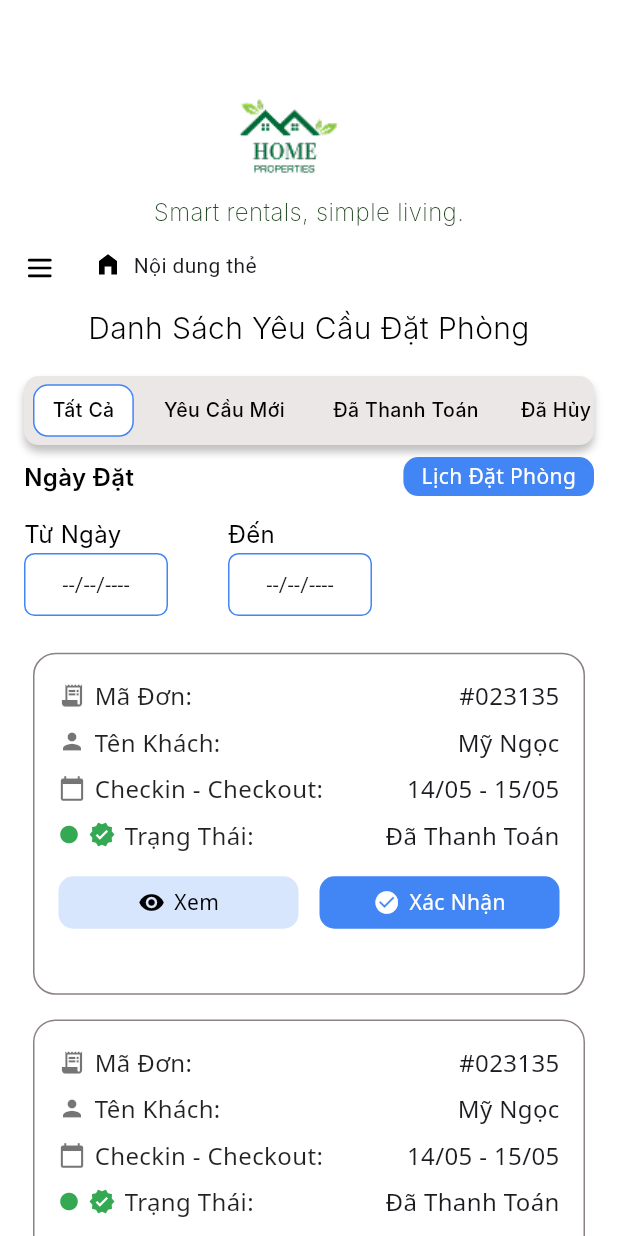
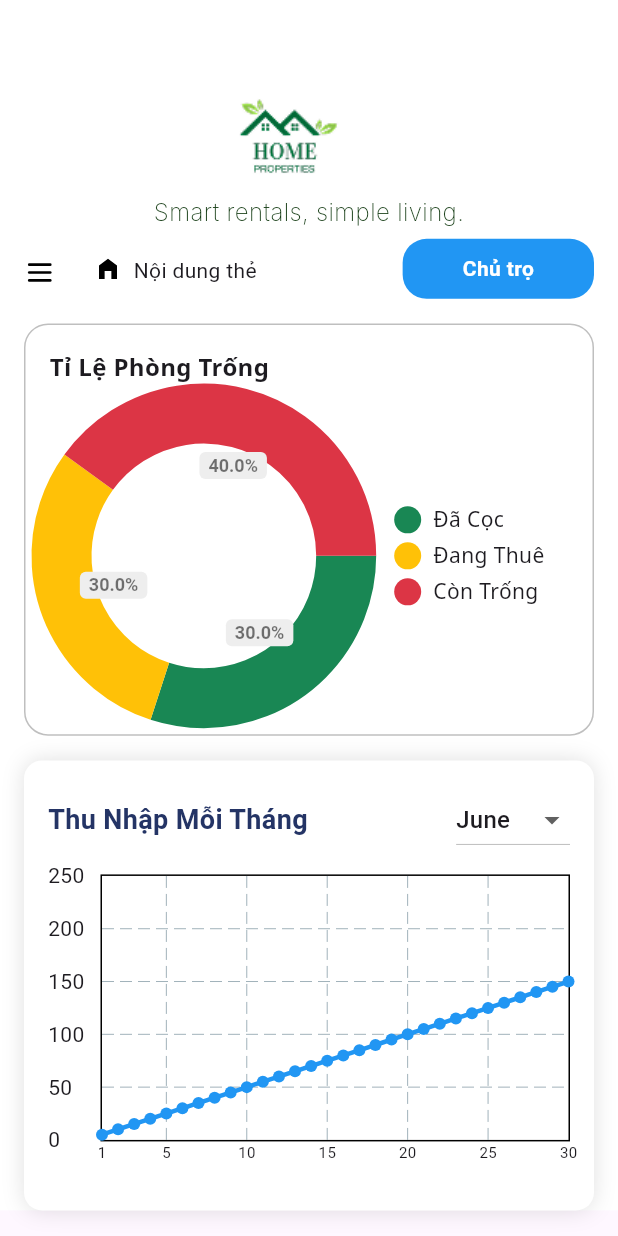
Before and after one commit to nho-moi-so/quan-ly-tim-kiem-phong-tro, a Flutter app: the screen it shows after launch, on a phone screen of 412 x 824 dp. Run offline on Flutter 3.47's test engine with Material 3 defaults, Android fonts, the phone set to English and light mode, and no system bars; drawn by our look-alikes of fl_chart, pie_chart; our stand-ins replace firebase_core, flutter_svg; accounts and stored records are empty; Roboto replaces fonts that are missing (Inter, Noto Sans).

Commit message:
almost done dashboard

```diff
--- /dev/null
+++ b/quan_ly_tim_kiem_phong_tro_fe/lib/features/owner/screens/dashboard_screen.dart
@@ -0,0 +1,55 @@
+import 'package:flutter/material.dart';
+
+import '../widgets/widgets.dart';
+
+class DashboardScreen extends StatelessWidget {
+  const DashboardScreen({super.key});
+
+  @override
+  Widget build(BuildContext context) {
+    final screenWidth = MediaQuery.of(context).size.width;
+    final screenHeight = MediaQuery.of(context).size.height;
+
+    return Scaffold(
+      body: SingleChildScrollView(
+        child: Container(
+          width: screenWidth,
+          padding: const EdgeInsets.symmetric(horizontal: 16),
+          color: Colors.white,
+          child: Column(
+            crossAxisAlignment: CrossAxisAlignment.start,
+            children: [
+              SizedBox(height: screenHeight * 0.05),
+              Center(child: LogoWidget()),
+                Row(
+                children: [
+                  const TagWithIconWidget(),
+                  const Spacer(),
+                  // Button "Chủ trọ"
+                  Container(
+                  padding: const EdgeInsets.symmetric(horizontal: 40, vertical: 10),
+                  decoration: BoxDecoration(
+                    color: Colors.blue,
+                    borderRadius: BorderRadius.circular(16),
+                  ),
+                  child: const Text(
+                    'Chủ trọ',
+                    style: TextStyle(
+                    color: Colors.white,
+                    fontWeight: FontWeight.bold,
+                    ),
+                  ),
+                  ),
+                ],
+                ),
+              SizedBox(height: screenHeight * 0.02),
+              RoomStatusRatioWidget(),
+              SizedBox(height: screenHeight * 0.02),
+              MonthlyIncomeChartWidget(),
+            ],
+          ),
+        ),
+      ),
+    );
+  }
+}
--- a/quan_ly_tim_kiem_phong_tro_fe/lib/features/owner/screens/screens.dart
+++ b/quan_ly_tim_kiem_phong_tro_fe/lib/features/owner/screens/screens.dart
@@ -5,3 +5,9 @@ export 'manager_apartment/detail_apartment_screen.dart';
 //booking request
 export 'manager_booking_request/booking_request_screens.dart';
 export 'manager_booking_request/schedule_screen.dart';
+
+//post
+export 'manager_post/post_screen.dart';
+
+//dashboard
+export 'dashboard_screen.dart';
--- /dev/null
+++ b/quan_ly_tim_kiem_phong_tro_fe/lib/features/owner/widgets/monthly_income_chart_widget.dart
@@ -0,0 +1,117 @@
+import 'package:flutter/material.dart';
+import 'package:fl_chart/fl_chart.dart';
+
+class MonthlyIncomeChartWidget extends StatefulWidget {
+  const MonthlyIncomeChartWidget({super.key});
+
+  @override
+  State<MonthlyIncomeChartWidget> createState() => _MonthlyIncomeChartState();
+}
+
+class _MonthlyIncomeChartState extends State<MonthlyIncomeChartWidget> {
+  String selectedMonth = 'June';
+
+  final List<String> months = ['June', 'July', 'August'];
+
+  final Map<String, List<double>> incomeData = {
+    'June': List.generate(30, (index) => (index + 1) * 5.0),
+    'July': List.generate(30, (index) => 150 - index * 2.0),
+    'August': List.generate(30, (index) => (index % 2 == 0 ? 100 : 50)),
+  };
+
+  @override
+  Widget build(BuildContext context) {
+    final List<double> dailyIncome = incomeData[selectedMonth]!;
+
+    return Container(
+      padding: const EdgeInsets.all(16),
+      width: double.infinity,
+      height: 300,
+      decoration: BoxDecoration(
+        color: Colors.white,
+        borderRadius: BorderRadius.circular(12),
+        boxShadow: const [BoxShadow(blurRadius: 12, color: Colors.black12)],
+      ),
+      child: Column(
+        crossAxisAlignment: CrossAxisAlignment.start,
+        children: [
+          Row(
+            mainAxisAlignment: MainAxisAlignment.spaceBetween,
+            children: [
+              const Text(
+                'Thu Nhập Mỗi Tháng',
+                style: TextStyle(
+                  fontSize: 18,
+                  fontWeight: FontWeight.bold,
+                  color: Color(0xFF243465),
+                ),
+              ),
+              DropdownButton<String>(
+                value: selectedMonth,
+                items: months
+                    .map((month) => DropdownMenuItem(
+                          value: month,
+                          child: Text(month),
+                        ))
+                    .toList(),
+                onChanged: (value) {
+                  setState(() {
+                    selectedMonth = value!;
+                  });
+                },
+              ),
+            ],
+          ),
+          const SizedBox(height: 12),
+          Expanded(
+            child: LineChart(
+              LineChartData(
+                gridData: FlGridData(show: true),
+                titlesData: FlTitlesData(
+                  bottomTitles: AxisTitles(
+                    sideTitles: SideTitles(
+                      interval: 5,
+                      showTitles: true,
+                      reservedSize: 30,
+                      getTitlesWidget: (value, meta) => Text(
+                        '${value.toInt()}',
+                        style: const TextStyle(fontSize: 10),
+                      ),
+                    ),
+                  ),
+                  leftTitles: AxisTitles(
+                    sideTitles: SideTitles(
+                      interval: 50,
+                      showTitles: true,
+                      getTitlesWidget: (value, _) => Text('${value.toInt()}'),
+                      reservedSize: 35,
+                    ),
+                  ),
+                  topTitles: AxisTitles(sideTitles: SideTitles(showTitles: false)),
+                  rightTitles: AxisTitles(sideTitles: SideTitles(showTitles: false)),
+                ),
+                lineBarsData: [
+                  LineChartBarData(
+                    spots: List.generate(
+                      dailyIncome.length,
+                      (index) => FlSpot(index + 1, dailyIncome[index]),
+                    ),
+                    isCurved: true,
+                    color: Colors.blue,
+                    barWidth: 3,
+                    dotData: FlDotData(show: true),
+                    belowBarData: BarAreaData(show: false),
+                  ),
+                ],
+                minX: 1,
+                maxX: 30,
+                minY: 0,
+                maxY: 250,
+              ),
+            ),
+          ),
+        ],
+      ),
+    );
+  }
+}
--- /dev/null
+++ b/quan_ly_tim_kiem_phong_tro_fe/lib/features/owner/widgets/room_status_ratio_widget.dart
@@ -0,0 +1,71 @@
+import 'package:flutter/material.dart';
+import 'package:pie_chart/pie_chart.dart';
+
+class RoomStatusRatioWidget extends StatelessWidget {
+  const RoomStatusRatioWidget({super.key});
+
+  @override
+  Widget build(BuildContext context) {
+    final Map<String, double> dataMap = {
+      "Đã Cọc": 30,
+      "Đang Thuê": 30,
+      "Còn Trống": 40,
+    };
+
+    final List<Color> colorList = [
+      const Color(0xFF198754), // xanh
+      const Color(0xFFFFC107), // vàng
+      const Color(0xFFDC3545), // đỏ
+    ];
+
+    return Container(
+      padding: const EdgeInsets.all(16),
+      decoration: BoxDecoration(
+        color: Colors.white,
+        border: Border.all(color: const Color(0xFFBFBFBF)),
+        borderRadius: BorderRadius.circular(16),
+      ),
+      child: Column(
+        crossAxisAlignment: CrossAxisAlignment.start,
+        children: [
+          const Text(
+            'Tỉ Lệ Phòng Trống',
+            style: TextStyle(
+              fontSize: 16,
+              fontWeight: FontWeight.w600,
+              fontFamily: 'Noto Sans',
+            ),
+          ),
+          const SizedBox(height: 12),
+          PieChart(
+            dataMap: dataMap,
+            animationDuration: const Duration(milliseconds: 800),
+            chartType: ChartType.ring,
+            colorList: colorList,
+            chartLegendSpacing: 32,
+            legendOptions: const LegendOptions(
+              showLegends: true,
+              legendPosition: LegendPosition.right,
+              legendTextStyle: TextStyle(
+                fontSize: 14,
+                fontFamily: 'Noto Sans',
+                fontWeight: FontWeight.w400,
+              ),
+            ),
+            chartValuesOptions: const ChartValuesOptions(
+              showChartValues: true,
+              showChartValuesInPercentage: true,
+              chartValueStyle: TextStyle(
+                fontSize: 12,
+                fontWeight: FontWeight.w600,
+                color: Colors.black54,
+              ),
+            ),
+            totalValue: 100,
+            ringStrokeWidth: 40,
+          ),
+        ],
+      ),
+    );
+  }
+}
--- a/quan_ly_tim_kiem_phong_tro_fe/lib/features/owner/widgets/tag_with_icon_widget.dart
+++ b/quan_ly_tim_kiem_phong_tro_fe/lib/features/owner/widgets/tag_with_icon_widget.dart
@@ -3,6 +3,9 @@ import 'package:flutter/material.dart';
 import 'package:flutter_svg/flutter_svg.dart';
 
 class TagWithIconWidget extends StatelessWidget {
+  // Constructor
+  // final String title;
+  // const TagWithIconWidget({super.key, required this.title});
   const TagWithIconWidget({super.key});
 
   @override
--- a/quan_ly_tim_kiem_phong_tro_fe/lib/features/owner/widgets/widgets.dart
+++ b/quan_ly_tim_kiem_phong_tro_fe/lib/features/owner/widgets/widgets.dart
@@ -1,29 +1,28 @@
 //apartment widgets
+//util
+import 'package:flutter/material.dart';
+
+export 'apartment/button_add_widget.dart';
 export 'apartment/card_customer_widget.dart';
 export 'apartment/card_room_detail_widget.dart';
 export 'apartment/card_room_widget.dart';
 export 'apartment/label_status_widget.dart';
-export 'logo_widget.dart';
-
 export 'apartment/label_title_widget.dart';
-export 'apartment/button_add_widget.dart';
-export 'label_title_and_quaylai_widget.dart';
-
+export 'booking_request/booking_schedule_widget.dart';
+export 'booking_request/card_booking_request_detail_widget.dart';
+export 'booking_request/card_booking_request_widget.dart';
 //booking request widgets
 export 'booking_request/fliter_status_widget.dart';
+export 'booking_request/note_booking_schedule_widget.dart';
 export 'booking_request/search_by_date_widget.dart';
-export 'booking_request/card_booking_request_widget.dart';
-export 'booking_request/card_booking_request_detail_widget.dart';
-export 'booking_request/booking_schedule_widget.dart';
-export 'booking_request/note_booking_schedule_widget.dart';
-
+export 'bottom_nav_widget.dart';
+export 'label_title_and_quaylai_widget.dart';
+export 'logo_widget.dart';
 //widgets
 export 'menu_detail_widget.dart';
+export 'room_status_ratio_widget.dart';
 export 'tag_with_icon_widget.dart';
-export 'bottom_nav_widget.dart';
-
-//util
-import 'package:flutter/material.dart';
+export 'monthly_income_chart_widget.dart';
 Future<void> showDateTimePicker({
   required BuildContext context,
   required DateTime initialDateTime,
--- a/quan_ly_tim_kiem_phong_tro_fe/lib/main.dart
+++ b/quan_ly_tim_kiem_phong_tro_fe/lib/main.dart
@@ -36,7 +36,7 @@ class MyApp extends StatelessWidget {
         // tested with just a hot reload.
         colorScheme: ColorScheme.fromSeed(seedColor: Colors.deepPurple),
       ),
-      home: BookingRequestScreens(), //==================
+      home: DashboardScreen(), //==================
     );
   }
 }
--- a/quan_ly_tim_kiem_phong_tro_fe/pubspec.yaml
+++ b/quan_ly_tim_kiem_phong_tro_fe/pubspec.yaml
@@ -30,6 +30,8 @@ environment:
 dependencies:
   flutter:
     sdk: flutter
+  pie_chart: ^5.4.0
+  fl_chart: ^0.66.2
 
   # The following adds the Cupertino Icons font to your application.
   # Use with the CupertinoIcons class for iOS style icons.
```
